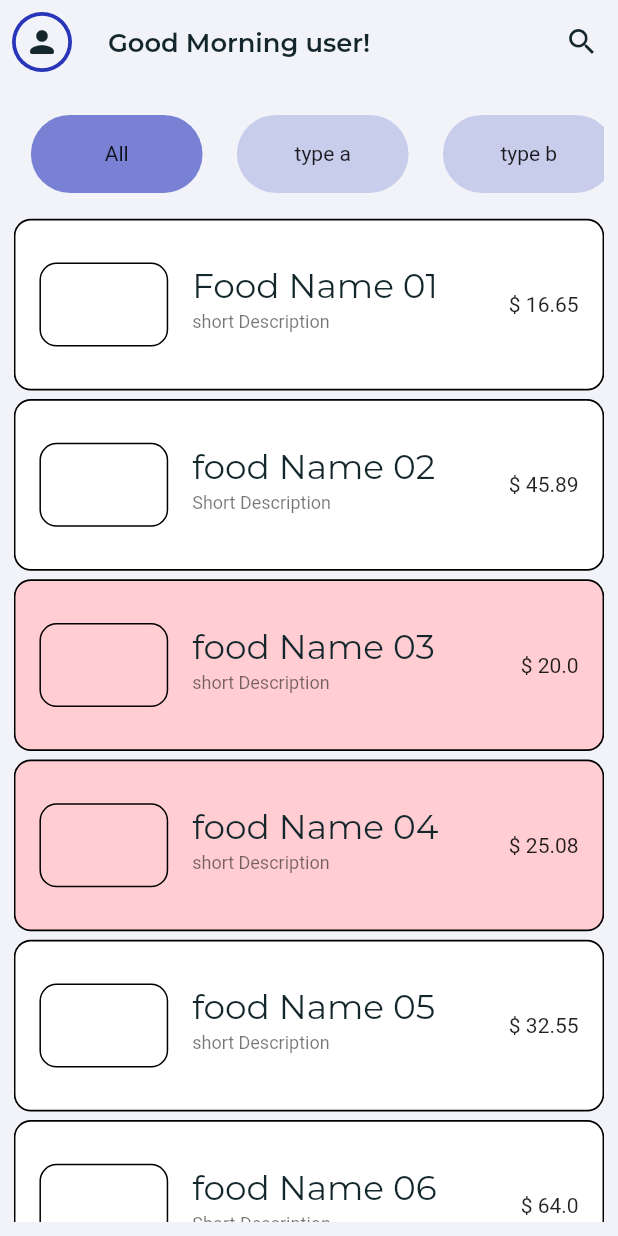
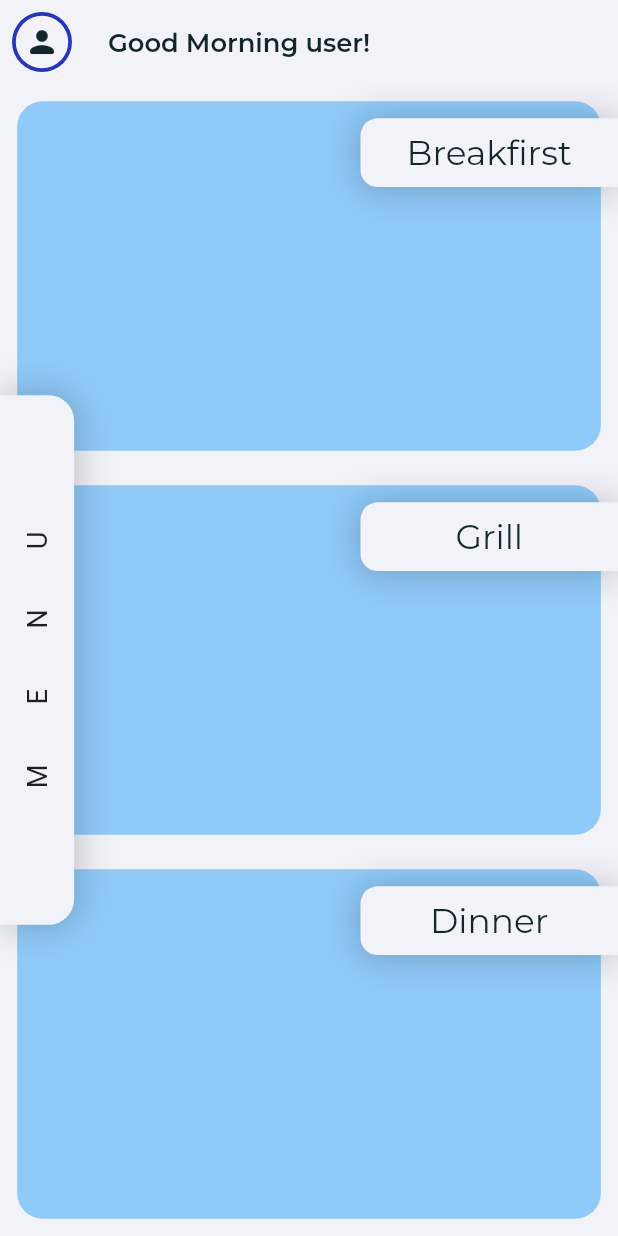
Before and after one commit to CodeByTitan/unbdine, a Flutter app: the screen it shows after launch, on a phone screen of 412 x 824 dp. Run offline on Flutter 3.47's test engine with Material 2 defaults, Android fonts, the phone set to English and light mode, and no system bars; our stand-ins replace flutter_hooks, flutter_phoenix, flutter_screenutil, fluttertoast, google_fonts, hooks_riverpod and 1 more.

Commit message:
removed prev changes & new UI layout added

```diff
--- a/lib/classes/food_class.dart
+++ /dev/null
@@ -1,21 +0,0 @@
-class Food {
-  final String id;
-  final String foodName;
-  final String type;
-  final double foodPrice;
-  final bool isAvailable;
-  final String foodImgUrl;
-  final String shortDescription;
-  bool isFavorite;
-
-  Food({
-    required this.id,
-    required this.foodName,
-    required this.type,
-    required this.foodPrice,
-    required this.isAvailable,
-    required this.foodImgUrl,
-    required this.shortDescription,
-    this.isFavorite = false,
-  });
-}
--- a/lib/classes/search_class.dart
+++ /dev/null
@@ -1,82 +0,0 @@
-import 'package:flutter/material.dart';
-import 'package:unbdine/screens/search_screen.dart';
-import './food_class.dart';
-
-class FoodSearchDelegate extends SearchDelegate {
-  final List<Food> foodList;
-
-  FoodSearchDelegate(this.foodList);
-
-  @override
-  ThemeData appBarTheme(BuildContext context) {
-    final ThemeData theme = Theme.of(context);
-    return theme.copyWith(
-      textSelectionTheme: const TextSelectionThemeData(
-        cursorColor: Colors.black,
-      ),
-      // hintColor: Colors.white,
-      textTheme: theme.textTheme.copyWith(
-        headline6: const TextStyle(
-          fontSize: 18,
-          color: Colors.black, // query Color
-        ),
-      ),
-    );
-  }
-
-  @override
-  List<Widget>? buildActions(BuildContext context) {
-    return [
-      IconButton(
-        icon: const Icon(Icons.clear),
-        onPressed: () {
-          query = '';
-        },
-      ),
-    ];
-  }
-
-  @override
-  Widget? buildLeading(BuildContext context) {
-    return IconButton(
-      icon: const Icon(Icons.arrow_back),
-      onPressed: () {
-        close(context, null);
-      },
-    );
-  }
-
-  @override
-  Widget buildResults(BuildContext context) {
-    List<Food> matchedFoodQuery = [];
-
-    for (var index = 0; index < foodList.length; index++,) {
-      if ((foodList[index].foodName.toLowerCase().replaceAll(' ', '')).contains(
-        (query.toLowerCase().trim().replaceAll(' ', '')),
-      )) {
-        matchedFoodQuery.add(foodList[index]);
-      }
-    }
-
-    return SearchScreen(
-      foodList: matchedFoodQuery,
-    );
-  }
-
-  @override
-  Widget buildSuggestions(BuildContext context) {
-    List<Food> suggestedFoodQuery = foodList.sublist(0, 5);
-    List<Food> matchedFoodQuery = [];
-
-    for (var index = 0; index < foodList.length; index++,) {
-      if ((foodList[index].foodName.toLowerCase().replaceAll(' ', '')).contains(
-        (query.toLowerCase().trim().replaceAll(' ', '')),
-      )) {
-        matchedFoodQuery.add(foodList[index]);
-      }
-    }
-    return (query.isEmpty)
-        ? SearchScreen(foodList: suggestedFoodQuery)
-        : SearchScreen(foodList: matchedFoodQuery);
-  }
-}
--- a/lib/data/dummy_data.dart
+++ /dev/null
@@ -1,92 +0,0 @@
-import '../classes/food_class.dart';
-
-List<Food> foodData = [
-  Food(
-    id: '01',
-    foodName: 'Food Name 01',
-    type: foodTypes[1],
-    foodPrice: 16.65,
-    isAvailable: true,
-    foodImgUrl: 'foodImgUrl',
-    shortDescription: 'short Description ',
-  ),
-  Food(
-    id: '02',
-    foodName: 'food Name 02',
-    type: foodTypes[3],
-    foodPrice: 45.89,
-    isAvailable: true,
-    foodImgUrl: 'foodImgUrl',
-    shortDescription: 'Short Description ',
-  ),
-  Food(
-    id: '03',
-    foodName: 'food Name 03',
-    type: foodTypes[2],
-    foodPrice: 20.00,
-    isAvailable: false,
-    foodImgUrl: 'foodImgUrl',
-    shortDescription: 'short Description ',
-  ),
-  Food(
-    id: '04',
-    foodName: 'food Name 04',
-    type: foodTypes[1],
-    foodPrice: 25.08,
-    isAvailable: false,
-    foodImgUrl: 'foodImgUrl',
-    shortDescription: 'short Description ',
-  ),
-  Food(
-    id: '05',
-    foodName: 'food Name 05',
-    type: foodTypes[3],
-    foodPrice: 32.55,
-    isAvailable: true,
-    foodImgUrl: 'foodImgUrl',
-    shortDescription: 'short Description ',
-  ),
-  Food(
-    id: '06',
-    foodName: 'food Name 06',
-    type: foodTypes[2],
-    foodPrice: 64.00,
-    isAvailable: true,
-    foodImgUrl: 'foodImgUrl',
-    shortDescription: 'Short Description ',
-  ),
-  Food(
-    id: '07',
-    foodName: 'foodName007',
-    type: foodTypes[1],
-    foodPrice: 13.45,
-    isAvailable: true,
-    foodImgUrl: 'foodImgUrl',
-    shortDescription: 'Short Description ',
-  ),
-  Food(
-    id: '08',
-    foodName: 'food Name 08',
-    type: foodTypes[3],
-    foodPrice: 23.45,
-    isAvailable: true,
-    foodImgUrl: 'foodImgUrl',
-    shortDescription: 'Short Description ',
-  ),
-  Food(
-    id: '09',
-    foodName: 'Food Name 09',
-    type: foodTypes[2],
-    foodPrice: 15.08,
-    isAvailable: true,
-    foodImgUrl: 'foodImgUrl',
-    shortDescription: 'Short Description ',
-  ),
-];
-
-List<String> foodTypes = [
-  'All',
-  'type a',
-  'type b',
-  'type c',
-];
--- a/lib/screens/dashboard/dashboard_body.dart
+++ b/lib/screens/dashboard/dashboard_body.dart
@@ -1,60 +1,58 @@
 import 'package:flutter/material.dart';
 import 'package:flutter_screenutil/flutter_screenutil.dart';
+import '../../widgets/stacked_menu_text.dart';
+import '../../widgets/stacked_food_type_text.dart';
 
-import '../../data/dummy_data.dart';
-import '../../widgets/food_tile.dart';
-import '../../widgets/food_type_chip.dart';
-
-class DashboardBody extends StatefulWidget {
-  const DashboardBody({super.key});
-
-  @override
-  State<DashboardBody> createState() => _DashboardBodyState();
-}
-
-class _DashboardBodyState extends State<DashboardBody> {
-  String _currfoodType = 'All';
+class DashBoardBody extends StatelessWidget {
+  const DashBoardBody({super.key});
 
   @override
   Widget build(BuildContext context) {
-    return Container(
-      margin: EdgeInsets.all(3.sp),
-      padding: EdgeInsets.all(5.sp),
-      child: Column(
+    return Stack(
+      children: [
+        Column(
+          children: const [
+            ExpandableTile(
+              text: 'Breakfirst',
+            ),
+            ExpandableTile(
+              text: 'Grill',
+            ),
+            ExpandableTile(
+              text: 'Dinner',
+            ),
+          ],
+        ),
+        const StackedMenuText(),
+      ],
+    );
+  }
+}
+
+class ExpandableTile extends StatelessWidget {
+  final String text;
+  const ExpandableTile({
+    Key? key,
+    required this.text,
+  }) : super(key: key);
+
+  @override
+  Widget build(BuildContext context) {
+    return Expanded(
+      flex: 1,
+      child: Stack(
         children: [
-          Expanded(
-            flex: 1,
-            child: ListView.builder(
-              scrollDirection: Axis.horizontal,
-              itemCount: foodTypes.length,
-              itemBuilder: (context, index) => FoodTypeChips(
-                onTap: () {
-                  setState(() {
-                    _currfoodType = foodTypes[index];
-                  });
-                },
-                typeName: foodTypes[index],
-                color: foodTypes[index] == _currfoodType
-                    ? Theme.of(context).primaryColor.withOpacity(0.6)
-                    : Theme.of(context).primaryColor.withOpacity(0.2),
-              ),
+          Container(
+            padding: EdgeInsets.all(10.sp),
+            margin: EdgeInsets.all(10.sp),
+            decoration: BoxDecoration(
+              borderRadius: BorderRadius.circular(15.sp),
+              color: Theme.of(context).backgroundColor,
             ),
           ),
-          Expanded(
-            flex: 9,
-            child: ListView.builder(
-              itemCount: foodData.length,
-              itemBuilder: (context, index) => FoodTile(
-                foodName: foodData[index].foodName,
-                isAvailable: foodData[index].isAvailable,
-                shortDescription: foodData[index].shortDescription,
-                foodPrice: foodData[index].foodPrice,
-                isCurrType: _currfoodType == 'All'
-                    ? true
-                    : (foodData[index].type == _currfoodType),
-              ),
-            ),
-          ),
+          StackedFoodTypeText(
+            text: text,
+          )
         ],
       ),
     );
--- a/lib/screens/dashboard/dashboard_scaffold.dart
+++ b/lib/screens/dashboard/dashboard_scaffold.dart
@@ -1,9 +1,7 @@
 import 'package:flutter/material.dart';
 
-import '../../classes/search_class.dart';
 import '../../services/greetings.dart';
 import '../../utils/app_constant.dart';
-import '../../data/dummy_data.dart';
 import './dashboard_drawer.dart';
 import './dashboard_body.dart';
 
@@ -25,19 +23,6 @@ class DashboardScaffold extends StatelessWidget {
           'Good ${greeting()} user!',
         ),
         centerTitle: false,
-        actions: [
-          IconButton(
-            onPressed: () {
-              showSearch(
-                context: context,
-                delegate: FoodSearchDelegate(
-                  foodData,
-                ),
-              );
-            },
-            icon: const Icon(Icons.search),
-          ),
-        ],
         leading: Builder(
           builder: (BuildContext context) {
             return Padding(
@@ -72,7 +57,68 @@ class DashboardScaffold extends StatelessWidget {
         userAvatar: '',
         userName: '',
       ),
-      body: const DashboardBody(),
+      body: const DashBoardBody(),
+      /* ListView(
+        children: const [
+          ExpansionTileCard(
+            title: 'Breakfast',
+            items: ['items1', 'items2', 'items3'],
+          ),
+          ExpansionTileCard(
+            title: 'Grill',
+            items: ['items1', 'items2', 'items3'],
+          ),
+          ExpansionTileCard(
+            title: 'Dinner',
+            items: ['items1', 'items2', 'items3'],
+          ),
+        ],
+      ), */
     );
   }
 }
+
+class ExpansionTileCard extends StatelessWidget {
+  const ExpansionTileCard({
+    Key? key,
+    required this.title,
+    required this.items,
+  }) : super(key: key);
+
+  final String title;
+  final List<String> items;
+
+  @override
+  Widget build(BuildContext context) {
+    return Padding(
+      padding: const EdgeInsets.all(20.0),
+      child: Container(
+        decoration: const BoxDecoration(
+          borderRadius: BorderRadius.all(
+            Radius.circular(8.0),
+          ),
+          color: AppConstant.secondaryColor,
+        ),
+        padding: const EdgeInsets.all(20.0),
+        child: ExpansionTile(
+          backgroundColor: AppConstant.secondaryColor,
+          title: Text(title),
+          children: [
+            ListView.builder(
+              itemCount: items.length,
+              physics: const NeverScrollableScrollPhysics(),
+              shrinkWrap: true,
+              itemBuilder: (context, index) {
+                return ListTile(
+                  title: Text(
+                    items[index],
+                  ),
+                );
+              },
+            ),
+          ],
+        ),
+      ),
+    );
+  }
+}
--- a/lib/screens/search_screen.dart
+++ /dev/null
@@ -1,26 +0,0 @@
-import 'package:flutter/material.dart';
-import 'package:flutter_screenutil/flutter_screenutil.dart';
-import '../classes/food_class.dart';
-import '../widgets/food_tile.dart';
-
-class SearchScreen extends StatelessWidget {
-  final List<Food> foodList;
-  const SearchScreen({
-    super.key,
-    required this.foodList,
-  });
-
-  @override
-  Widget build(BuildContext context) {
-    return ListView.builder(
-      padding: EdgeInsets.all(10.sp),
-      itemCount: foodList.length,
-      itemBuilder: (context, index) => FoodTile(
-        foodName: foodList[index].foodName,
-        isAvailable: foodList[index].isAvailable,
-        shortDescription: foodList[index].shortDescription,
-        foodPrice: foodList[index].foodPrice,
-      ),
-    );
-  }
-}
--- a/lib/widgets/food_tile.dart
+++ /dev/null
@@ -1,63 +0,0 @@
-import 'package:flutter/material.dart';
-import 'package:flutter_screenutil/flutter_screenutil.dart';
-
-class FoodTile extends StatelessWidget {
-  final String foodName;
-  final bool isAvailable;
-  final String shortDescription;
-  final double foodPrice;
-  final bool? isCurrType;
-
-  const FoodTile({
-    super.key,
-    required this.foodName,
-    required this.isAvailable,
-    required this.shortDescription,
-    required this.foodPrice,
-    this.isCurrType,
-  });
-
-  @override
-  Widget build(BuildContext context) {
-    return Visibility(
-      visible: isCurrType ?? true,
-      child: Container(
-        decoration: BoxDecoration(
-          borderRadius: BorderRadius.circular(10.sp),
-          border: Border.all(
-            width: 1.sp,
-          ),
-          color: isAvailable ? Colors.white : Colors.red[100],
-        ),
-        margin: EdgeInsets.only(
-          top: 5.sp,
-        ),
-        height: 100.sp,
-        child: Center(
-          child: ListTile(
-            // TODO : food image in leading
-            leading: Container(
-              decoration: BoxDecoration(
-                borderRadius: BorderRadius.circular(10.sp),
-                border: Border.all(),
-              ),
-              width: 75.sp,
-            ),
-            title: Text(
-              foodName,
-              style: Theme.of(context).textTheme.displayMedium,
-            ),
-            subtitle: Text(
-              shortDescription,
-              style: Theme.of(context).textTheme.bodySmall,
-            ),
-            trailing: Text(
-              '\$ $foodPrice',
-              style: Theme.of(context).textTheme.bodyMedium,
-            ),
-          ),
-        ),
-      ),
-    );
-  }
-}
--- a/lib/widgets/food_type_chip.dart
+++ /dev/null
@@ -1,35 +0,0 @@
-import 'package:flutter/material.dart';
-import 'package:flutter_screenutil/flutter_screenutil.dart';
-
-class FoodTypeChips extends StatelessWidget {
-  final void Function() onTap;
-  final String typeName;
-  final Color? color;
-  const FoodTypeChips({
-    super.key,
-    required this.onTap,
-    required this.typeName,
-    required this.color,
-  });
-
-  @override
-  Widget build(BuildContext context) {
-    return GestureDetector(
-      onTap: onTap,
-      child: Container(
-        width: 100.sp,
-        padding: EdgeInsets.all(10.sp),
-        margin: EdgeInsets.all(10.sp),
-        decoration: BoxDecoration(
-          color: color,
-          borderRadius: BorderRadius.circular(30.sp),
-        ),
-        alignment: Alignment.center,
-        child: Text(
-          typeName,
-          style: Theme.of(context).textTheme.bodyMedium,
-        ),
-      ),
-    );
-  }
-}
--- /dev/null
+++ b/lib/widgets/stacked_food_type_text.dart
@@ -0,0 +1,45 @@
+import 'package:flutter/material.dart';
+import 'package:flutter_screenutil/flutter_screenutil.dart';
+
+class StackedFoodTypeText extends StatelessWidget {
+  const StackedFoodTypeText({
+    Key? key,
+    required this.text,
+  }) : super(key: key);
+
+  final String text;
+
+  @override
+  Widget build(BuildContext context) {
+    return Align(
+      alignment: Alignment.topRight,
+      child: Container(
+        margin: EdgeInsets.only(
+          top: 20.sp,
+        ),
+        height: 40.sp,
+        width: 150.sp,
+        decoration: BoxDecoration(
+          borderRadius: BorderRadius.only(
+            bottomLeft: Radius.circular(10.sp),
+            topLeft: Radius.circular(10.sp),
+          ),
+          color: Theme.of(context).scaffoldBackgroundColor,
+          boxShadow: [
+            BoxShadow(
+              color: Colors.black.withOpacity(0.2),
+              spreadRadius: 2,
+              blurRadius: 20,
+              offset: const Offset(0, 1), // changes position of shadow
+            ),
+          ],
+        ),
+        alignment: Alignment.center,
+        child: Text(
+          text,
+          style: Theme.of(context).textTheme.displayMedium,
+        ),
+      ),
+    );
+  }
+}
--- /dev/null
+++ b/lib/widgets/stacked_menu_text.dart
@@ -0,0 +1,45 @@
+import 'package:flutter/material.dart';
+import 'package:flutter_screenutil/flutter_screenutil.dart';
+
+class StackedMenuText extends StatelessWidget {
+  const StackedMenuText({
+    Key? key,
+  }) : super(key: key);
+
+  @override
+  Widget build(BuildContext context) {
+    return Align(
+      alignment: Alignment.centerLeft,
+      child: RotatedBox(
+        quarterTurns: 3,
+        child: Container(
+          width: MediaQuery.of(context).size.height * (3 / 7),
+          height: MediaQuery.of(context).size.width * 0.12,
+          decoration: BoxDecoration(
+            borderRadius: BorderRadius.only(
+              bottomLeft: Radius.circular(15.sp),
+              bottomRight: Radius.circular(15.sp),
+            ),
+            boxShadow: [
+              BoxShadow(
+                color: Colors.black.withOpacity(0.2),
+                spreadRadius: 2,
+                blurRadius: 20,
+                offset: const Offset(0, 1), // changes position of shadow
+              ),
+            ],
+            color: Theme.of(context).scaffoldBackgroundColor,
+          ),
+          alignment: Alignment.center,
+          child: Text(
+            "MENU",
+            textScaleFactor: 1.3,
+            style: TextStyle(
+              letterSpacing: 35.sp,
+            ),
+          ),
+        ),
+      ),
+    );
+  }
+}
```
